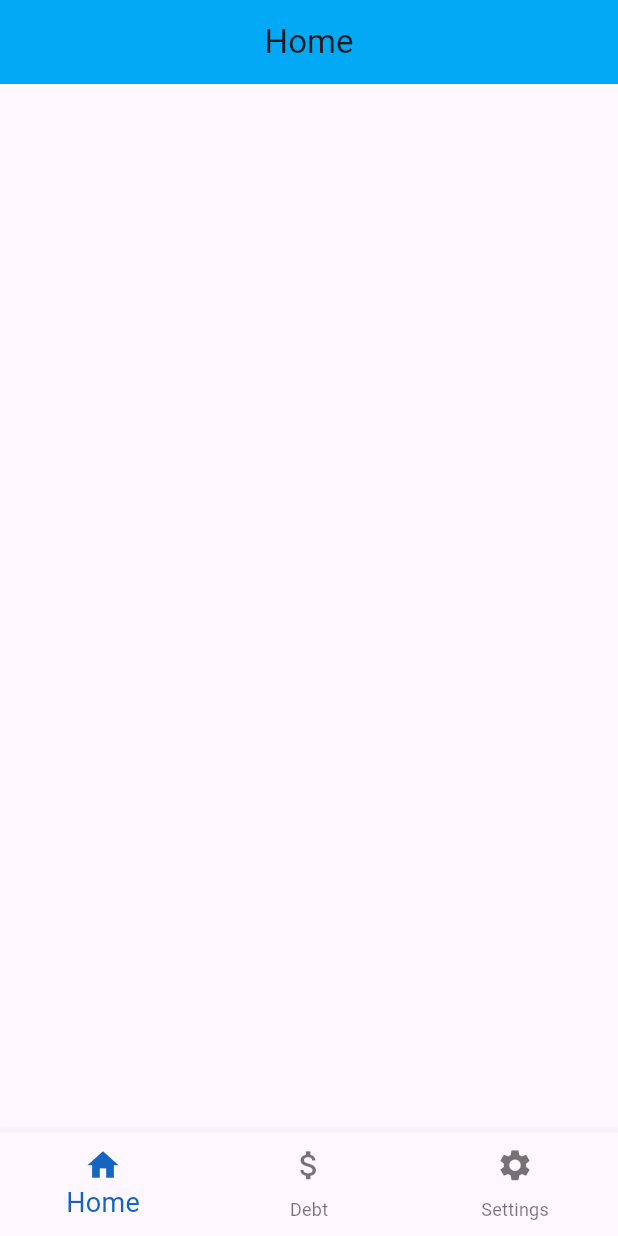
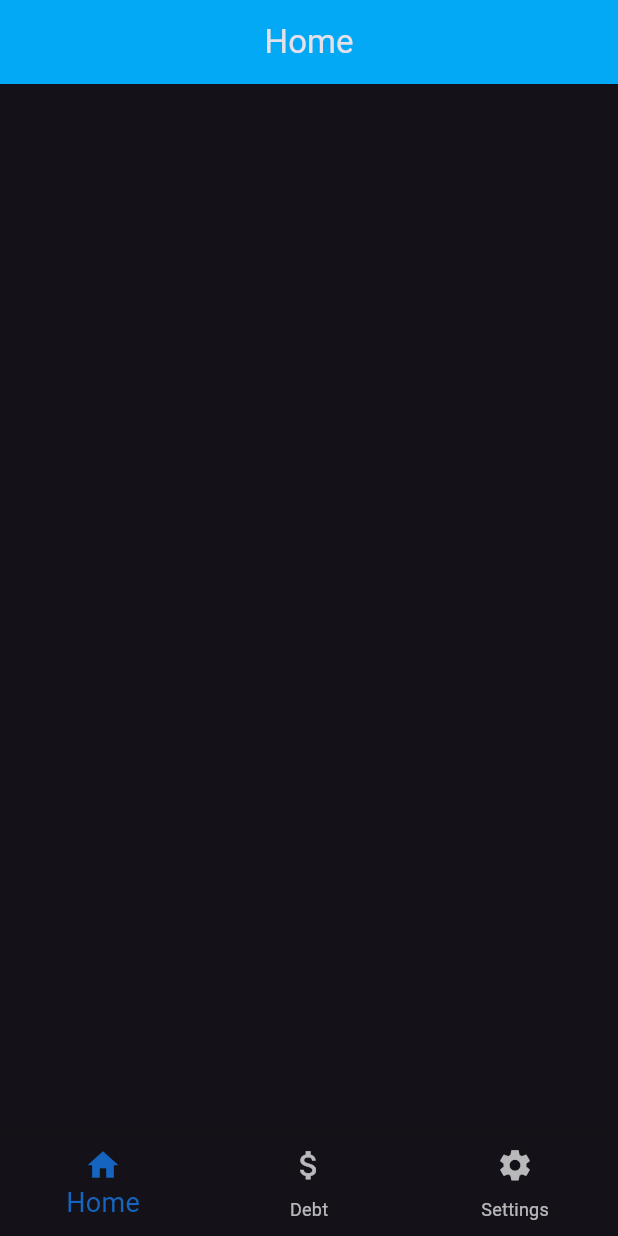
Before and after one commit to somanaga96/athikarai_emi, a Flutter app: the screen it shows after launch, on a phone screen of 412 x 824 dp. Run offline on Flutter 3.47's test engine with Material 3 defaults, Android fonts, the phone set to English and light mode, and no system bars.

Commit message:
global and theme added

```diff
--- /dev/null
+++ b/devtools_options.yaml
@@ -0,0 +1,3 @@
+description: This file stores settings for Dart & Flutter DevTools.
+documentation: https://docs.flutter.dev/tools/devtools/extensions#configure-extension-enablement-states
+extensions:
--- a/lib/components/navigation/bottom_navigation.dart
+++ b/lib/components/navigation/bottom_navigation.dart
@@ -1,5 +1,6 @@
+import 'package:athikarai_emi/components/page/settings.dart';
 import 'package:flutter/material.dart';
-import '../home.dart';
+import '../page/home.dart';
 
 class BottomNavigation extends StatefulWidget {
   const BottomNavigation({super.key});
@@ -15,11 +16,7 @@ class _BottomNavigationState extends State<BottomNavigation> {
   @override
   void initState() {
     super.initState();
-    screen = const [
-      Home(),
-      Home(),
-      Home(),
-    ];
+    screen = [const Home(), const Home(), const Settings()];
   }
 
   @override
--- a/lib/components/home.dart
+++ b/lib/components/page/home.dart
@@ -1,4 +1,3 @@
-import 'package:flutter/cupertino.dart';
 import 'package:flutter/material.dart';
 
 class Home extends StatefulWidget {
--- /dev/null
+++ b/lib/components/utils/global.dart
@@ -0,0 +1,19 @@
+import 'package:flutter/material.dart';
+
+class Global extends ChangeNotifier{
+  bool _isDarkMode = true;
+   bool get isDarkMode => _isDarkMode;
+  final ThemeData _lightTheme =
+      ThemeData(primarySwatch: Colors.blue, brightness: Brightness.light);
+
+  final ThemeData _darkTheme =
+      ThemeData(primarySwatch: Colors.blue, brightness: Brightness.dark);
+
+  void toggleTheme() {
+    _isDarkMode = !_isDarkMode; // Toggle the theme mode
+    notifyListeners();
+  }
+   ThemeData getTheme() {
+    return _isDarkMode ? _darkTheme : _lightTheme;
+  }
+}
--- a/lib/main.dart
+++ b/lib/main.dart
@@ -1,8 +1,14 @@
 import 'package:athikarai_emi/components/navigation/bottom_navigation.dart';
+import 'package:athikarai_emi/components/utils/global.dart';
 import 'package:flutter/material.dart';
+import 'package:provider/provider.dart';
 
-void main() {
-  runApp(const MyApp());
+Future<void> main() async {
+  WidgetsFlutterBinding.ensureInitialized();
+  runApp(ChangeNotifierProvider(
+    create: (context) => Global(),
+    child: const MyApp(),
+  ));
 }
 
 class MyApp extends StatelessWidget {
@@ -10,13 +16,11 @@ class MyApp extends StatelessWidget {
 
   @override
   Widget build(BuildContext context) {
-    return MaterialApp(
-        debugShowCheckedModeBanner: false,
-        title: 'Flutter Demo',
-        theme: ThemeData(
-          colorScheme: ColorScheme.fromSeed(seedColor: Colors.deepPurple),
-          useMaterial3: true,
-        ),
-        home: const BottomNavigation());
+    return Consumer<Global>(
+        builder: (context, global, child) => MaterialApp(
+            debugShowCheckedModeBanner: false,
+            title: 'Flutter Demo',
+            theme: global.getTheme(),
+            home: const BottomNavigation()));
   }
 }
--- a/pubspec.yaml
+++ b/pubspec.yaml
@@ -31,10 +31,10 @@ dependencies:
   flutter:
     sdk: flutter
 
-
   # The following adds the Cupertino Icons font to your application.
   # Use with the CupertinoIcons class for iOS style icons.
   cupertino_icons: ^1.0.8
+  provider: ^6.1.2
 
 dev_dependencies:
   flutter_test:
```
Also changed, not shown: lib/components/page/settings.dart (added, +30 -0 lines), pubspec.lock. Lines whose indentation alone changed are shown as unchanged.
